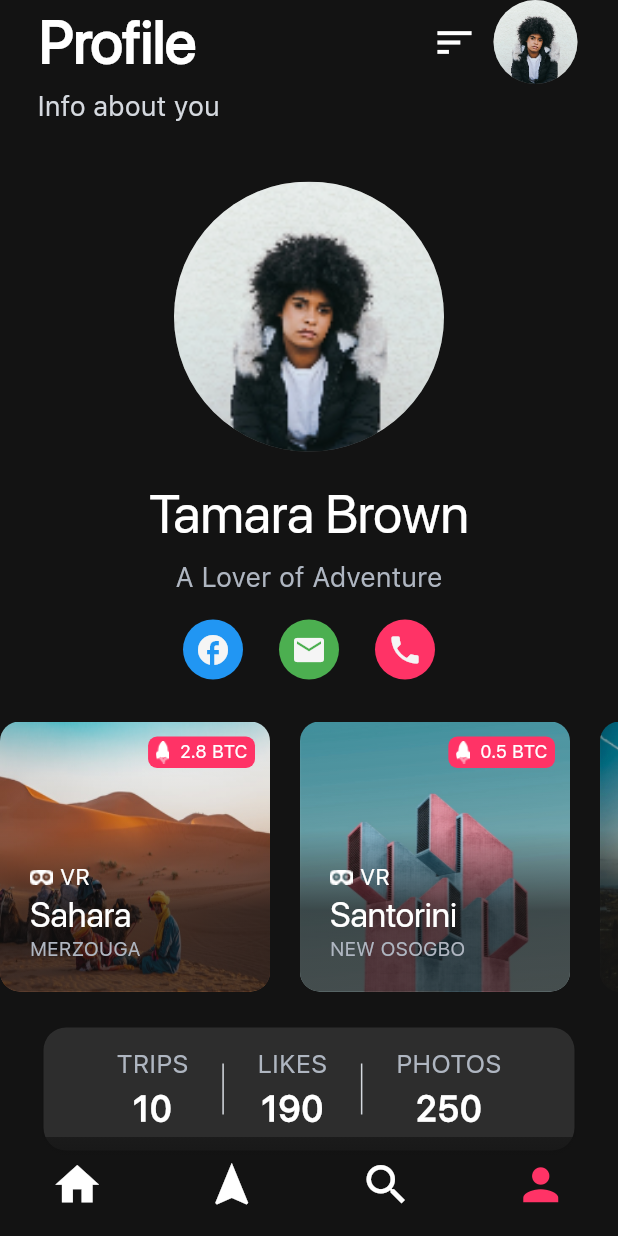
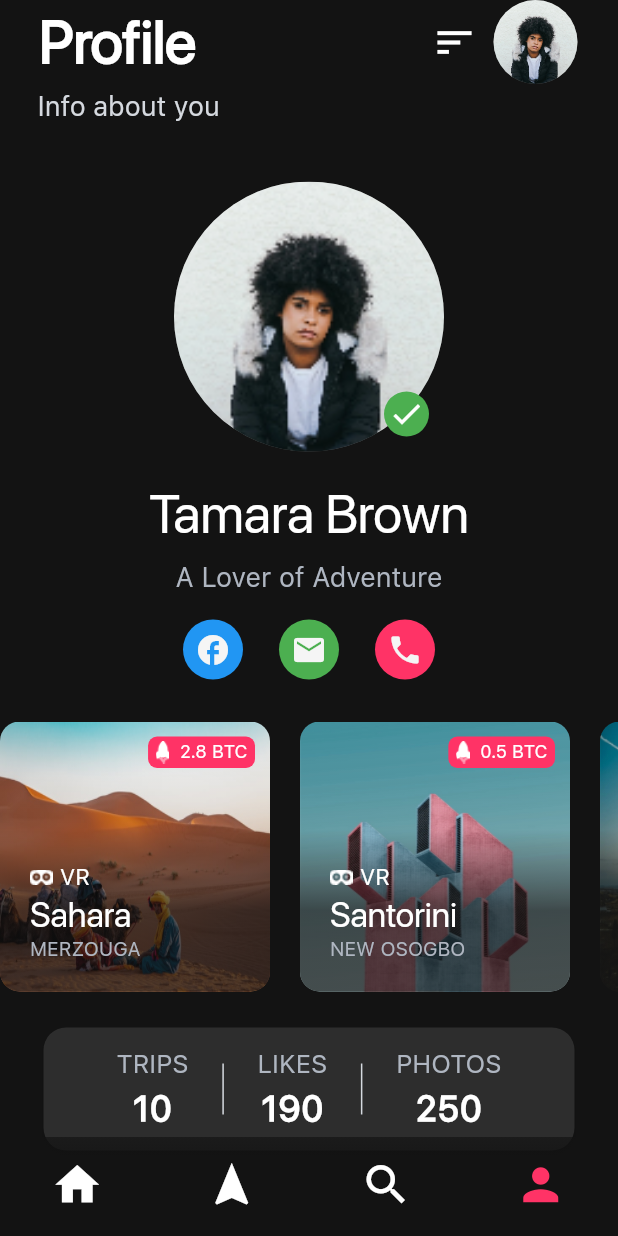
Before and after one commit to nonybrighto/spaced-travel-app, a Flutter app: the screen it shows after launch, item 4 of the bottom bar chosen, on a phone screen of 412 x 824 dp. Run offline on Flutter 3.47's test engine with Material 2 defaults, Android fonts, the phone set to English and light mode, and no system bars; our stand-ins replace carousel_slider, page_transition, sliding_up_panel, table_calendar.

Commit message:
Include checker

```diff
--- a/lib/pages/home_views/profile.dart
+++ b/lib/pages/home_views/profile.dart
@@ -58,9 +58,25 @@ class Profile extends StatelessWidget {
   }
 
   _buildImageHeader(BuildContext context) {
-    return UserAvatar(
-      radius: 90,
-      user: User.getCurrentUser(),
+    return Stack(
+      children: [
+        UserAvatar(
+          radius: 90,
+          user: User.getCurrentUser(),
+        ),
+        const Positioned(
+          bottom: 10,
+          right: 10,
+          child: CircleAvatar(
+            radius: 15,
+            backgroundColor: Colors.green,
+            child: Icon(
+              Icons.check,
+              color: Colors.white,
+            ),
+          ),
+        )
+      ],
     );
   }
 
@@ -89,9 +105,9 @@ class Profile extends StatelessWidget {
                       location: location,
                       onTap: () {
                         Navigator.of(context).push(MaterialPageRoute(
-                        builder: (context) => LocationPage(
-                              location: location,
-                            )));
+                            builder: (context) => LocationPage(
+                                  location: location,
+                                )));
                       },
                     ),
                   ))
```
